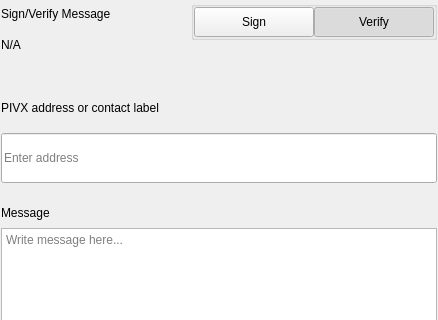
Above: src/qt/omegacoin/settings/forms/settingssignmessagewidgets.ui from Cobra-Technologies-GmbH/OmegaCoin before the change; both pictures show x 0 to 438 and y 0 to 320 of the 438 by 579 pixel window. Below: the same form after it.
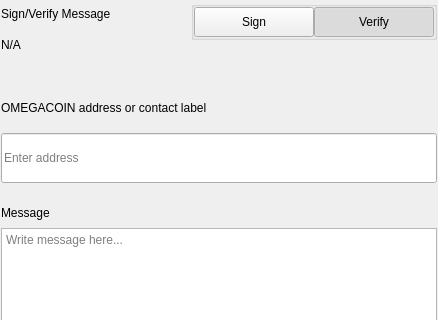
That is the form after the change.

The edit to the form file:
```diff
--- a/src/qt/omegacoin/settings/forms/settingssignmessagewidgets.ui
+++ b/src/qt/omegacoin/settings/forms/settingssignmessagewidgets.ui
@@ -276,7 +276,7 @@
                </size>
               </property>
               <property name="text">
-               <string>PIVX address or contact label</string>
+               <string>OMEGACOIN address or contact label</string>
               </property>
              </widget>
             </item>
```
